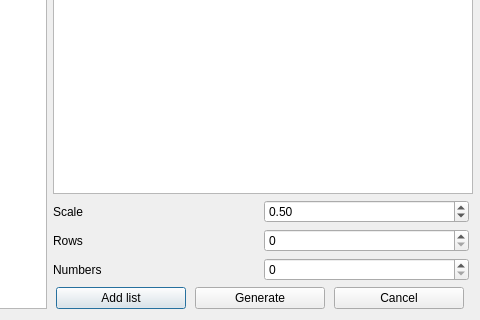
This is xdynamics_gui/gen_cluster_dialog.ui in miniwooki/xdynamics_dll as Qt 5 draws it before an edit; both pictures show x 464 to 944 and y 429 to 749 of the 944 by 749 pixel window. The edited form follows.
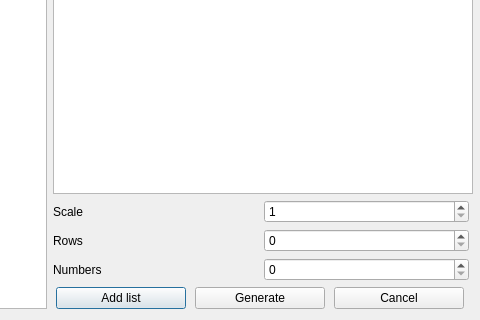
This is the edited form.

Patch:
```diff
--- a/xdynamics_gui/gen_cluster_dialog.ui
+++ b/xdynamics_gui/gen_cluster_dialog.ui
@@ -98,15 +98,12 @@
         </widget>
        </item>
        <item row="0" column="1">
-        <widget class="QDoubleSpinBox" name="SB_Scale">
+        <widget class="QSpinBox" name="SB_Scale">
+         <property name="minimum">
+          <number>1</number>
+         </property>
          <property name="maximum">
-          <double>1.000000000000000</double>
-         </property>
-         <property name="singleStep">
-          <double>0.010000000000000</double>
-         </property>
-         <property name="value">
-          <double>0.500000000000000</double>
+          <number>100</number>
          </property>
         </widget>
        </item>
```
